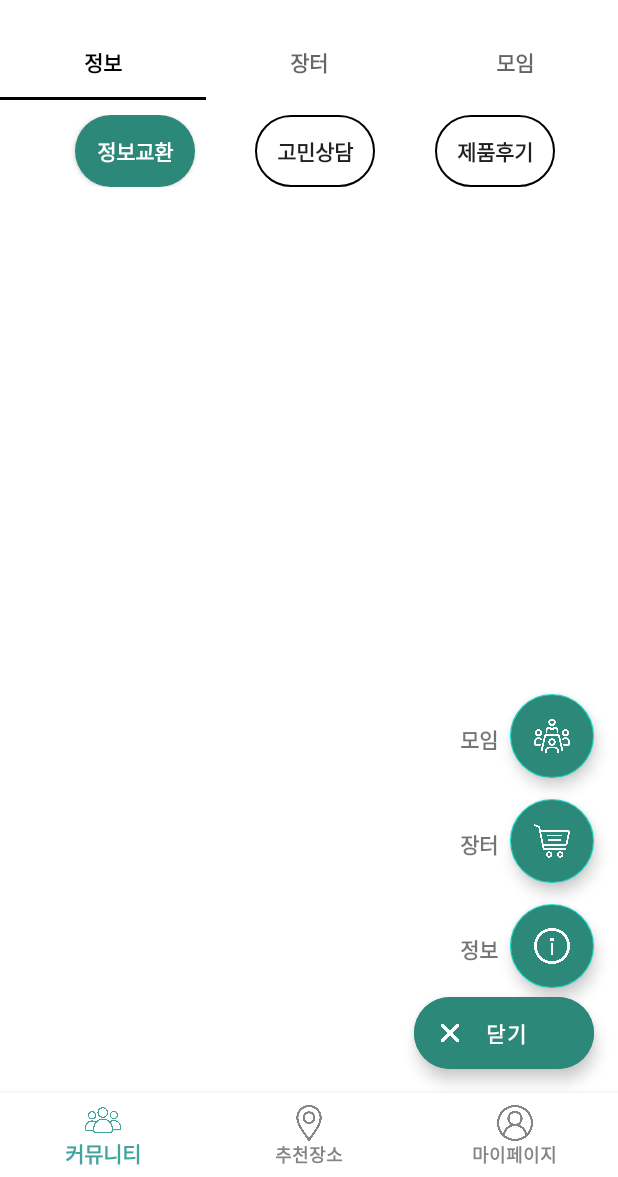
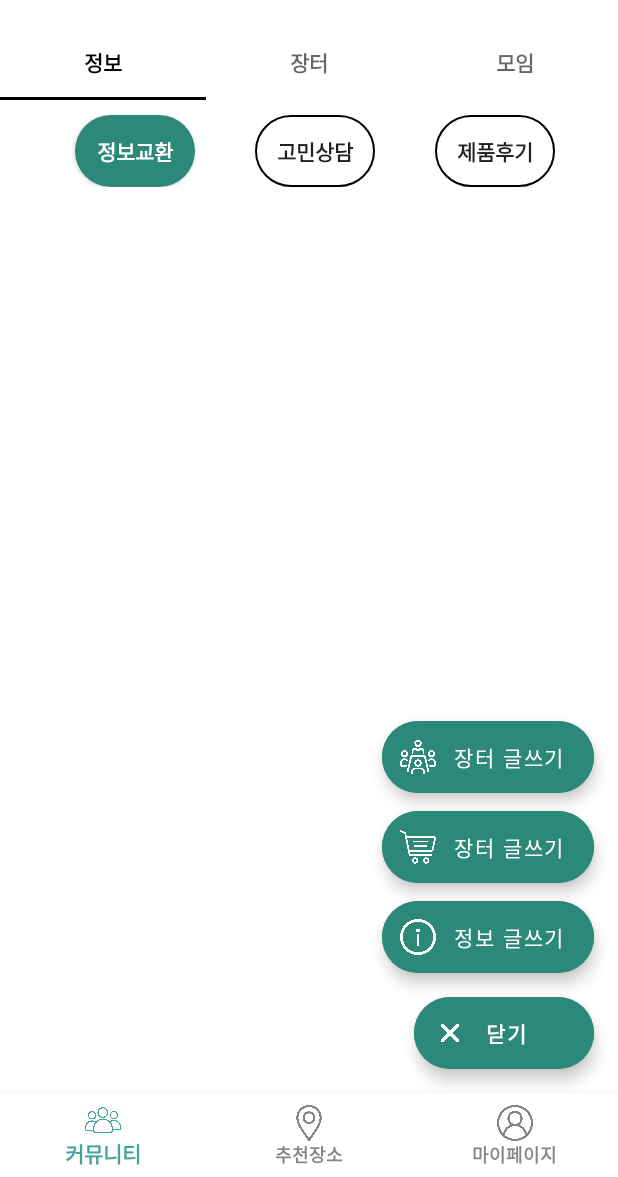
Before and after one commit to Dodeuni/Dodeuni_Android, an Android app: the CommunityFragment screen opened directly, with no data from a screen before it, after a tap on an icon or button, on a phone screen of 412 x 824 dp, the part 59-1236 px from its top. Run offline under Robolectric (Android 15) with nearby library versions, the phone set to English and light mode, and no system bars; libraries missing offline, so code that uses them is left out: io.github.muddz.styleabletoast; pictures from the network do not load; 3 statements that could not run were skipped.

Commit message:
refactor: 글쓰기 버튼(플로팅액션버튼) 길이 조절

```diff
--- a/app/src/main/java/dodeunifront/dodeuni/community/CommunityFragment.java
+++ b/app/src/main/java/dodeunifront/dodeuni/community/CommunityFragment.java
@@ -1,8 +1,15 @@
 package dodeunifront.dodeuni.community;
 
+import android.animation.ObjectAnimator;
+import android.animation.PropertyValuesHolder;
 import android.content.Intent;
+import android.graphics.Color;
 import android.os.Bundle;
 
+import androidx.activity.result.ActivityResult;
+import androidx.activity.result.ActivityResultCallback;
+import androidx.activity.result.ActivityResultLauncher;
+import androidx.activity.result.contract.ActivityResultContracts;
 import androidx.fragment.app.Fragment;
 import androidx.fragment.app.FragmentManager;
 import androidx.fragment.app.FragmentTransaction;
@@ -11,6 +18,7 @@ import android.util.Log;
 import android.view.LayoutInflater;
 import android.view.View;
 import android.view.ViewGroup;
+import android.widget.FrameLayout;
 import android.widget.TextView;
 import android.widget.Toast;
 
@@ -20,6 +28,7 @@ import com.google.android.material.snackbar.Snackbar;
 import com.google.android.material.tabs.TabLayout;
 
 import dodeunifront.dodeuni.R;
+import dodeunifront.dodeuni.community.DTO.CommunityListResponseDTO;
 import io.github.muddz.styleabletoast.StyleableToast;
 
 public class CommunityFragment extends Fragment {
@@ -30,7 +39,7 @@ public class CommunityFragment extends Fragment {
     Boolean isAllFabsVisible;
     Long userId;
     String nickname;
-
+    FrameLayout uaua;
     @Override
     public void onCreate(Bundle savedInstanceState) {
         super.onCreate(savedInstanceState);
@@ -43,7 +52,7 @@ public class CommunityFragment extends Fragment {
         fragment1 = new Bigtab_infoFragment();
         fragment2 = new Bigtab_storeFragment();
         fragment3 = new Bigtab_meetingFragment();
-
+        uaua = view.findViewById(R.id.tab_container);
 
         tabRoot = view.findViewById(R.id.tabRoot);
 
@@ -67,21 +76,16 @@ public class CommunityFragment extends Fragment {
 
         ExtendedFloatingActionButton fab = view.findViewById(R.id.fab_main);
 
-        FloatingActionButton fab_info = view.findViewById(R.id.fab_info);
-        FloatingActionButton fab_store = view.findViewById(R.id.fab_store);
-        FloatingActionButton fab_meeting = view.findViewById(R.id.fab_meeting);
-
-        TextView fab_text_info = view.findViewById(R.id.tv_fab_info);
-        TextView fab_text_store = view.findViewById(R.id.tv_fab_store);
-        TextView fab_text_meeting = view.findViewById(R.id.tv_fab_meeting);
+        ExtendedFloatingActionButton fab_info = view.findViewById(R.id.fab_info);
+        ExtendedFloatingActionButton fab_store = view.findViewById(R.id.fab_store);
+        ExtendedFloatingActionButton fab_meeting = view.findViewById(R.id.fab_meeting);
 
         fab_info.setVisibility(View.GONE);
         fab_store.setVisibility(View.GONE);
         fab_meeting.setVisibility(View.GONE);
 
-        fab_text_info.setVisibility(View.GONE);
-        fab_text_store.setVisibility(View.GONE);
-        fab_text_meeting.setVisibility(View.GONE);
+
+
         isAllFabsVisible = false;
         fab.shrink();
         fab.setOnClickListener(new View.OnClickListener() {
@@ -94,9 +98,6 @@ public class CommunityFragment extends Fragment {
                     fab_store.show();
                     fab_meeting.show();
 
-                    fab_text_info.setVisibility(View.VISIBLE);
-                    fab_text_store.setVisibility(View.VISIBLE);
-                    fab_text_meeting.setVisibility(View.VISIBLE);
 
                     fab.setIconResource(R.drawable.exitbutton);
 
@@ -108,9 +109,6 @@ public class CommunityFragment extends Fragment {
                     fab_store.hide();
                     fab_meeting.hide();
 
-                    fab_text_info.setVisibility(View.GONE);
-                    fab_text_store.setVisibility(View.GONE);
-                    fab_text_meeting.setVisibility(View.GONE);
                     fab.setIconResource(R.drawable.writemenu);
 
 
@@ -119,15 +117,18 @@ public class CommunityFragment extends Fragment {
                 }
             }
         });
+
         fab_info.setOnClickListener(new View.OnClickListener() {
             @Override
             public void onClick(View view) {
                 Intent info_intent = new Intent(getActivity(),PostCommunityActivity.class);
                 info_intent.putExtra("userId",userId);
                 info_intent.putExtra("nickname",nickname);
+
                 startActivity(info_intent);
             }
         });
+
         fab_meeting.setOnClickListener(new View.OnClickListener() {
             @Override
             public void onClick(View view) {
--- a/app/src/main/res/layout/fragment_community.xml
+++ b/app/src/main/res/layout/fragment_community.xml
@@ -33,7 +33,7 @@
             >
                 <com.google.android.material.floatingactionbutton.ExtendedFloatingActionButton
                     android:id="@+id/fab_main"
-                    android:layout_width="wrap_content"
+                    android:layout_width="100dp"
                     android:layout_height="wrap_content"
                     android:layout_marginEnd="16dp"
                     android:layout_gravity="right|bottom"
@@ -46,29 +46,31 @@
                     app:iconTint="@color/white"
                     />
 
-                <com.google.android.material.floatingactionbutton.FloatingActionButton
+                <com.google.android.material.floatingactionbutton.ExtendedFloatingActionButton
                     android:id="@+id/fab_info"
                     android:layout_width="wrap_content"
                     android:layout_height="wrap_content"
-                    android:layout_marginBottom="70dp"
+                    android:layout_marginBottom="80dp"
                     android:layout_marginEnd="16dp"
                     android:backgroundTint="#2C8878"
                     app:fabSize="normal"
-                    app:tint="@color/white"
+                    android:textColor="@color/white"
+                    app:iconTint="@color/white"
+                    android:text="정보 글쓰기"
                     android:layout_gravity="right|bottom"
-                    app:srcCompat="@drawable/infomenu"
+                    app:icon="@drawable/infomenu"
                     />
-                <TextView
-                    android:id="@+id/tv_fab_info"
-                    android:layout_width="wrap_content"
-                    android:layout_height="wrap_content"
-                    android:text="정보"
-                    android:fontFamily="@font/inter_bold"
-                    android:layout_marginBottom="85dp"
-                    android:layout_marginEnd="80dp"
-                    android:layout_gravity="right|bottom"
-                    />
-                <com.google.android.material.floatingactionbutton.FloatingActionButton
+<!--                <TextView-->
+<!--                    android:id="@+id/tv_fab_info"-->
+<!--                    android:layout_width="wrap_content"-->
+<!--                    android:layout_height="wrap_content"-->
+<!--                    android:text="정보"-->
+<!--                    android:fontFamily="@font/inter_bold"-->
+<!--                    android:layout_marginBottom="85dp"-->
+<!--                    android:layout_marginEnd="80dp"-->
+<!--                    android:layout_gravity="right|bottom"-->
+<!--                    />-->
+                <com.google.android.material.floatingactionbutton.ExtendedFloatingActionButton
                     android:id="@+id/fab_store"
                     android:layout_width="wrap_content"
                     android:layout_height="wrap_content"
@@ -76,43 +78,49 @@
                     android:layout_marginEnd="16dp"
                     android:backgroundTint="#2C8878"
                     app:fabSize="normal"
-                    app:tint="@color/white"
+                    app:iconTint="@color/white"
+                    android:text="장터 글쓰기"
+                    android:textColor="@color/white"
                     android:layout_gravity="right|bottom"
-                    app:srcCompat="@drawable/storemenu"
+                    app:icon="@drawable/storemenu"
                     android:contentDescription="@string/app_name" />
-                <TextView
-                    android:id="@+id/tv_fab_store"
-                    android:layout_width="wrap_content"
-                    android:layout_height="wrap_content"
-                    android:layout_marginBottom="155dp"
-                    android:layout_marginEnd="80dp"
-                    android:fontFamily="@font/inter_bold"
-                    android:layout_gravity="right|bottom"
-                    android:text="장터"
-                    />
-                <com.google.android.material.floatingactionbutton.FloatingActionButton
+<!--                <TextView-->
+<!--                    android:id="@+id/tv_fab_store"-->
+<!--                    android:layout_width="wrap_content"-->
+<!--                    android:layout_height="wrap_content"-->
+<!--                    android:layout_marginBottom="155dp"-->
+<!--                    android:layout_marginEnd="80dp"-->
+<!--                    android:fontFamily="@font/inter_bold"-->
+<!--                    android:layout_gravity="right|bottom"-->
+<!--                    android:text="장터"-->
+<!--                    />-->
+                <com.google.android.material.floatingactionbutton.ExtendedFloatingActionButton
                     android:id="@+id/fab_meeting"
                     android:layout_width="wrap_content"
                     android:layout_height="wrap_content"
-                    android:layout_marginBottom="210dp"
+                    android:layout_marginBottom="200dp"
                     android:layout_marginEnd="16dp"
                     android:layout_gravity="right|bottom"
                     android:backgroundTint="#2C8878"
                     app:fabSize="normal"
+                    app:iconTint="@color/white"
+                    android:text="장터 글쓰기"
+                    android:textColor="@color/white"
                     app:tint="@color/white"
-                    app:srcCompat="@drawable/meetmenu"
-                    android:contentDescription="@string/app_name" />
+                    app:icon="@drawable/meetmenu"
+                    android:contentDescription="@string/app_name"/>
+
                 <!--Action name text for the add person button-->
-                <TextView
-                    android:id="@+id/tv_fab_meeting"
-                    android:layout_width="wrap_content"
-                    android:layout_height="wrap_content"
-                    android:layout_marginBottom="225dp"
-                    android:layout_marginEnd="80dp"
-                    android:fontFamily="@font/inter_bold"
-                    android:layout_gravity="right|bottom"
-                    android:text="모임"
-                     />
+<!--                <TextView-->
+<!--                    android:id="@+id/tv_fab_meeting"-->
+<!--                    android:layout_width="wrap_content"-->
+<!--                    android:layout_height="wrap_content"-->
+<!--                    android:layout_marginBottom="225dp"-->
+<!--                    android:layout_marginEnd="80dp"-->
+<!--                    android:fontFamily="@font/inter_bold"-->
+<!--                    android:layout_gravity="right|bottom"-->
+<!--                    android:text="모임"-->
+<!--                     />-->
         </FrameLayout>
 
     </LinearLayout>
```
